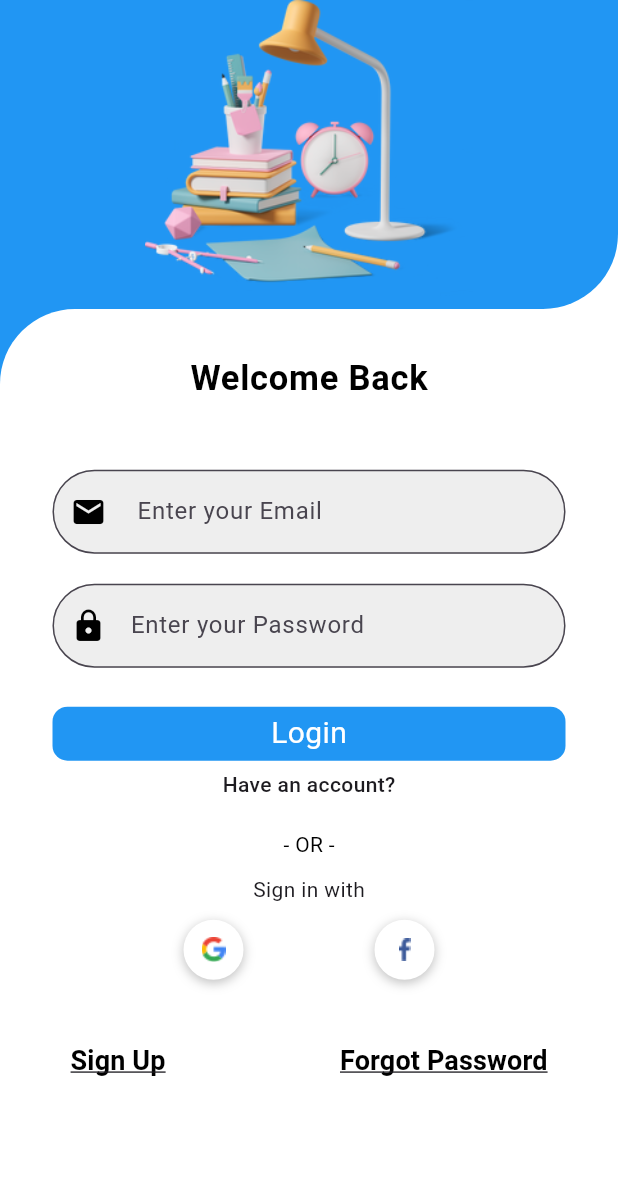
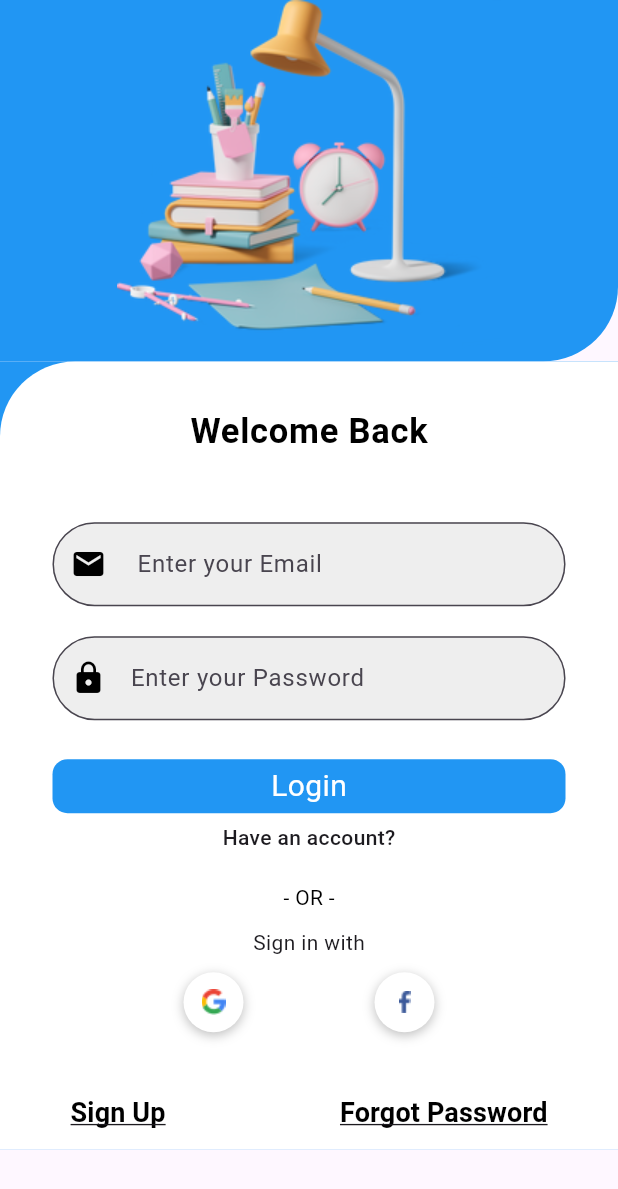
Before and after one commit to Minor-Project-Study-Mate/StudyMate-App, a Flutter app: the AuthView screen opened by its route, on a phone screen of 412 x 824 dp. Shown: the top 1189 px of the screen. Run offline on Flutter 3.47's test engine with Material 2 defaults, Android fonts, the light colour scheme and no system bars; our stand-ins replace font_awesome_flutter, get.

Commit message:
ROUTING UPDATED

```diff
--- a/lib/app/modules/auth/views/auth_view.dart
+++ b/lib/app/modules/auth/views/auth_view.dart
@@ -9,13 +9,10 @@ class AuthView extends GetView<AuthController> {
   @override
   Widget build(BuildContext context) {
     return Scaffold(
-      backgroundColor: Colors.white,
-      body: SafeArea(
-        child: Column(
+
+      body: ListView(
         children: [
-            Expanded(
-                flex: 2,
-                child: Container(
+          Container(
             width: double.infinity,
             decoration: const BoxDecoration(
                 color: Colors.blue,
@@ -23,13 +20,11 @@ class AuthView extends GetView<AuthController> {
                     BorderRadius.only(bottomRight: Radius.circular(50))),
             child: Column(
               children: [
-                      Expanded(child: Image.asset("assets/images/Intro.png"))
+                Image.asset("assets/images/Intro.png")
               ],
             ),
-                )),
-            Expanded(
-              flex: 6,
-              child: Container(
+          ),
+          Container(
             color: Colors.blue,
             child: Container(
               width: double.infinity,
@@ -59,7 +54,6 @@ class AuthView extends GetView<AuthController> {
                     ],
                   ),
                   Container(
-                        child: Container(
                     padding: EdgeInsets.only(
                         top: MediaQuery.of(context).size.height * 0.13),
                     child: Column(
@@ -104,7 +98,7 @@ class AuthView extends GetView<AuthController> {
                               const SizedBox(
                                 height: 20,
                               ),
-                                    Container(
+                              SizedBox(
                                 width: double.infinity,
                                 child: RawMaterialButton(
                                     fillColor: Colors.blue,
@@ -114,7 +108,7 @@ class AuthView extends GetView<AuthController> {
                                     shape: RoundedRectangleBorder(
                                         borderRadius:
                                             BorderRadius.circular(10)),
-                                          onPressed: () {},
+                                    onPressed: () => controller.emailPassword(),
                                     child: const Text(
                                       "Login",
                                       style: TextStyle(
@@ -243,14 +237,11 @@ class AuthView extends GetView<AuthController> {
                       ],
                     ),
                   ),
-                      ),
                 ],
               ),
             ),
           ),
-            ),
         ],
-        ),
       )
     );
   }
--- a/lib/app/routes/app_pages.dart
+++ b/lib/app/routes/app_pages.dart
@@ -15,7 +15,7 @@ class AppPages {
   AppPages._();
 
   // ignore: constant_identifier_names
-  static const INITIAL = Routes.PROFILE;
+  static const INITIAL = Routes.INTRO;
 
   static final routes = [
     GetPage(
@@ -30,9 +30,7 @@ class AppPages {
     ),
     GetPage(
       name: _Paths.PROFILE,
-      page: () {
-        return ProfilePage();
-      },
+      page: () => const ProfilePage(),
       binding: ProfileBinding(),
     ),
     GetPage(
--- a/pubspec.yaml
+++ b/pubspec.yaml
@@ -10,6 +10,7 @@ dependencies:
   get: 4.6.5
   flutter:
     sdk: flutter
+  font_awesome_flutter: ^10.4.0
 
 dev_dependencies:
   flutter_lints: ^2.0.0
```
Also changed, not shown: lib/app/modules/auth/controllers/auth_controller.dart (+8 -15 lines), lib/app/modules/home/views/home_view.dart (+9 -1 lines), lib/app/modules/intro/views/intro_view.dart (+3 -8 lines), lib/app/modules/profile/views/profile_view.dart (+14 -15 lines), pubspec.lock. Lines whose indentation alone changed are shown as unchanged.
